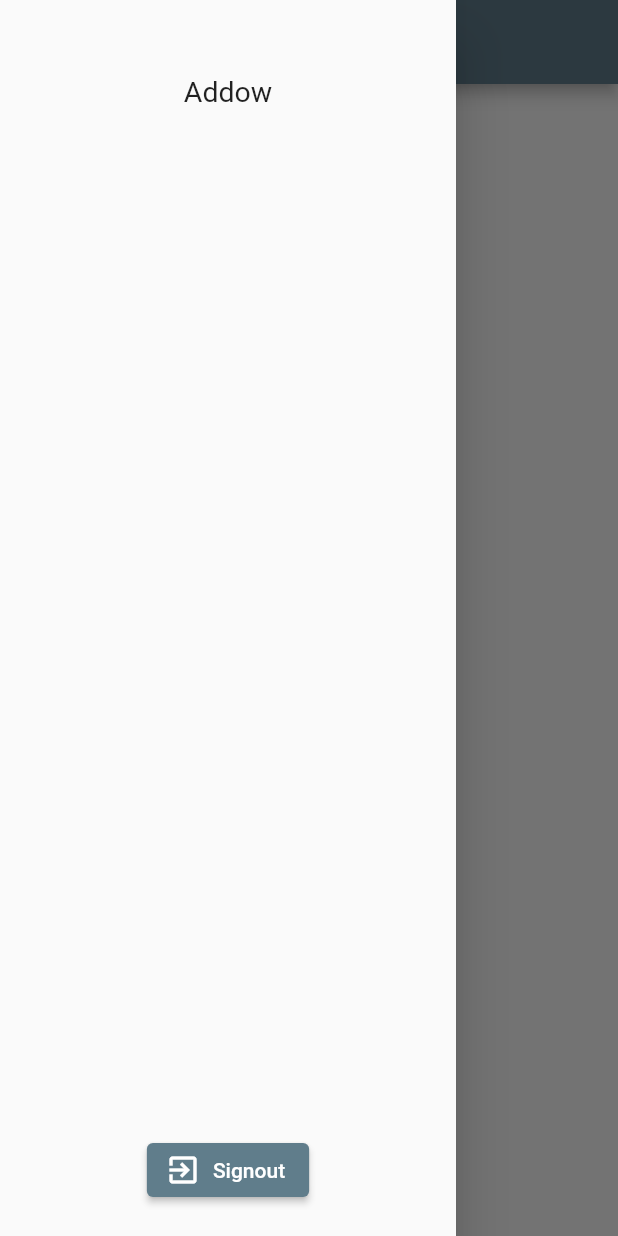
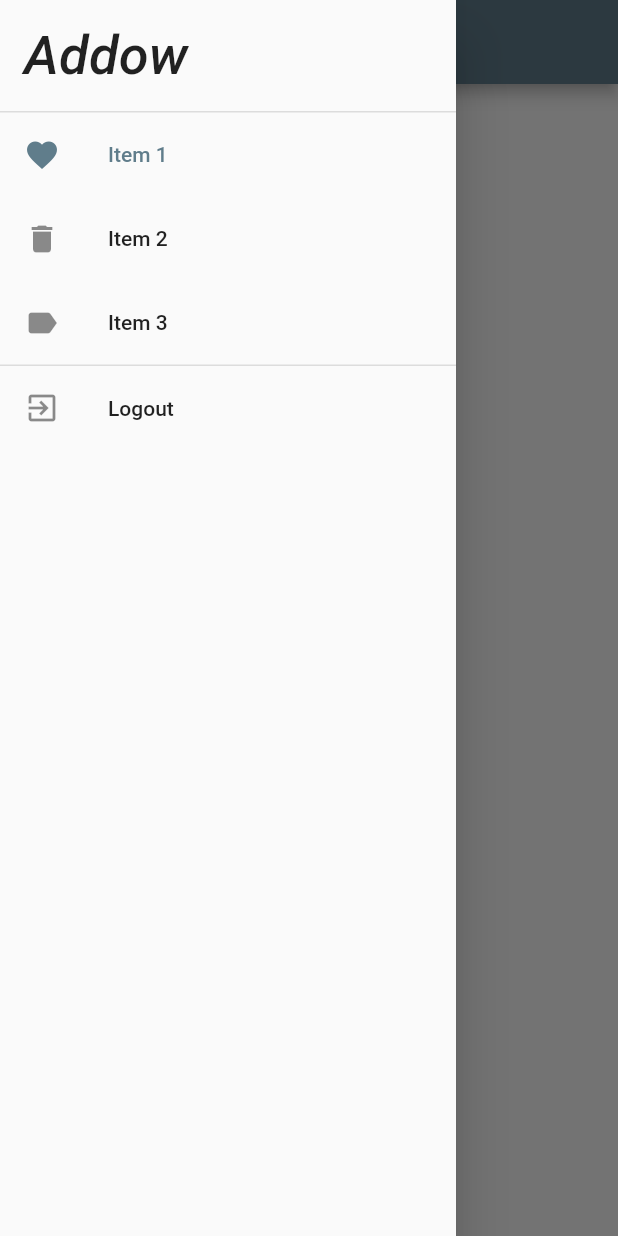
Before and after one commit to EngAddow/credentials-management, a Flutter app: the HomeScreen screen opened directly, with the side drawer open, on a phone screen of 412 x 824 dp. Run offline on Flutter 3.47's test engine with Material 2 defaults, Android fonts, the phone set to English and light mode, and no system bars; our stand-ins replace bloc, equatable, flutter_bloc, flutter_secure_storage, local_auth; accounts and stored records are empty; Roboto replaces fonts that are missing (Georgia, Hind).

Commit message:
drawer design updated

```diff
--- a/lib/src/ui/screens/home_screen.dart
+++ b/lib/src/ui/screens/home_screen.dart
@@ -2,24 +2,67 @@ import 'package:flutter/material.dart';
 import 'package:flutter_app/src/blocs/auth/auth_bloc.dart';
 import 'package:flutter_bloc/flutter_bloc.dart';
 
-class HomeScreen extends StatelessWidget {
+class HomeScreen extends StatefulWidget {
+  @override
+  _HomeScreenState createState() => _HomeScreenState();
+}
+
+class _HomeScreenState extends State<HomeScreen> {
+
+      int _selectedDestination = 0;
+
   @override
   Widget build(BuildContext context) {
+ final theme = Theme.of(context);
+    final textTheme = theme.textTheme;
+
     return Scaffold(
-      drawer: Drawer(
-        child: Padding(
-          padding: const EdgeInsets.only(top:50.0,bottom: 20.0),
-          child: Column(
-            mainAxisAlignment: MainAxisAlignment.spaceBetween,
-            children: [
-              Text('Addow'),
-              ElevatedButton.icon(
-                onPressed: ()=>_logout(context),
-                label: Text('Signout'),
-                icon: Icon(Icons.exit_to_app),
+     drawer: Drawer(
+        child: ListView(
+          // Important: Remove any padding from the ListView.
+          // padding: EdgeInsets.zero,
+          children: <Widget>[
+            Padding(
+              padding: const EdgeInsets.all(16.0),
+              child: Text(
+                'Addow',
+                style: textTheme.headline6,
               ),
-            ],
-          ),
+            ),
+            Divider(
+              height: 1,
+              thickness: 1,
+            ),
+            ListTile(
+              leading: Icon(Icons.favorite),
+              title: Text('Item 1'),
+              selected: _selectedDestination == 0,
+              onTap: () => selectDestination(0),
+            ),
+            ListTile(
+              leading: Icon(Icons.delete),
+              title: Text('Item 2'),
+              selected: _selectedDestination == 1,
+              onTap: () => selectDestination(1),
+            ),
+            ListTile(
+              leading: Icon(Icons.label),
+              title: Text('Item 3'),
+              selected: _selectedDestination == 2,
+              onTap: () => selectDestination(2),
+            ),
+            Divider(
+              height: 1,
+              thickness: 1,
+            ),
+
+            ListTile(
+              leading: Icon(Icons.exit_to_app),
+              title: Text('Logout'),
+              selected: _selectedDestination == 3,
+              onTap: () => _logout(context),
+            ),
+          ],
         ),
       ),
       appBar: AppBar(),
@@ -30,4 +73,10 @@ class HomeScreen extends StatelessWidget {
   void _logout(BuildContext context) {
     context.read<AuthenticationBloc>().add(LoggedOut());
   }
+
+  void selectDestination(int index) {
+    setState(() {
+      _selectedDestination = index;
+    });
+  }
 }
--- a/lib/src/ui/screens/login_screen.dart
+++ b/lib/src/ui/screens/login_screen.dart
@@ -115,6 +115,7 @@ class _LoginScreenState extends State<LoginScreen> {
   }
 
   void _validateAndLogin() {
+
     if (_formKey.currentState.validate()) {
       context.read<LoginBloc>().add(
             LoginWithEmailAndPassword(
```
Also changed, not shown: 1 other file.
